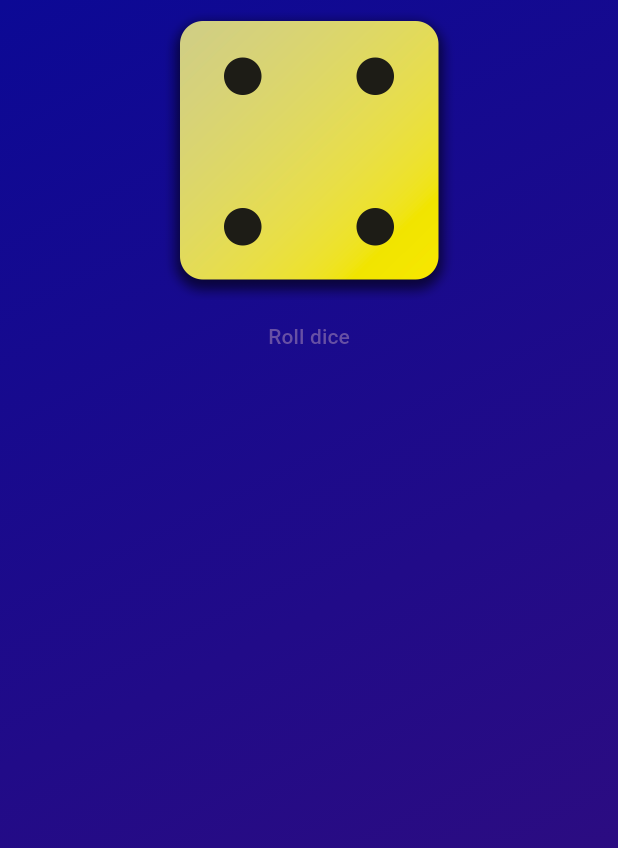
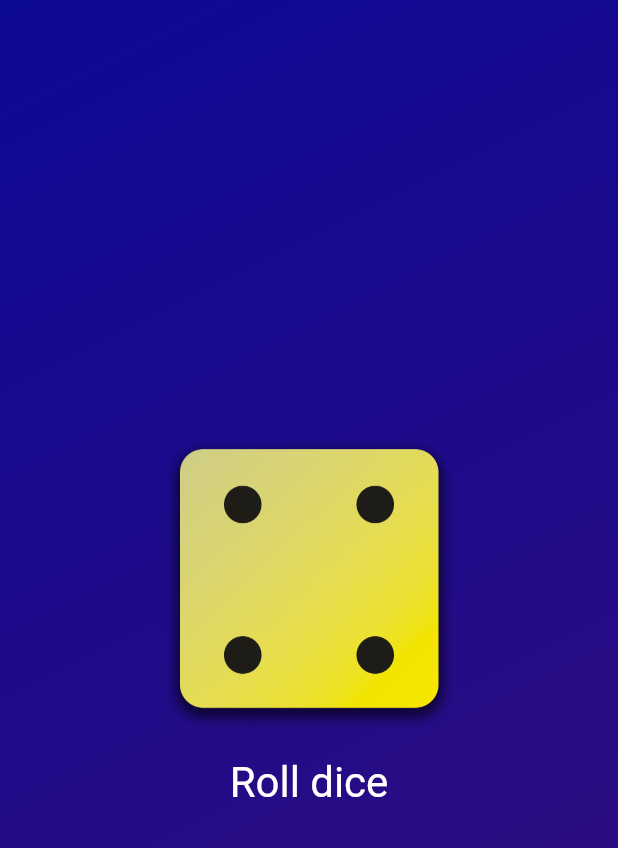
Before and after one commit to Kshitij-Anand7954/Rolling-dice, a Flutter app: the screen it shows after launch, after a tap on "Roll dice", on a phone screen of 412 x 824 dp. Shown: the top 848 px of the screen. Run offline on Flutter 3.47's test engine with Material 3 defaults, Android fonts, the phone set to English and light mode, and no system bars.

```diff
--- /dev/null
+++ b/lib/dice_roller.dart
@@ -0,0 +1,36 @@
+import 'package:flutter/material.dart';
+
+class DiceRoller extends StatefulWidget{
+  const DiceRoller({super.key});
+  @override
+   State<DiceRoller> createState(){
+    return _DiceRollerState();
+
+  }
+
+}
+class _DiceRollerState extends State<DiceRoller>{
+  var activeDiceImage='assets/images/dice-2.png';
+
+  void Rolldice(){
+    setState(() {
+       activeDiceImage='assets/images/dice-4.png';
+    });
+
+  }
+  @override
+  Widget build(context){
+    return Column(mainAxisSize: MainAxisSize.min,
+              children: [Image.asset( activeDiceImage,
+            width: 200,
+            ),
+            TextButton(onPressed: Rolldice,
+            style: TextButton.styleFrom(foregroundColor: Colors.white,
+            padding:const EdgeInsets.only(top: 20),
+            textStyle: const TextStyle(fontSize: 28),),
+            child: const Text('Roll dice'),)
+            ],
+            );
+
+  }
+}
--- a/lib/gradient_container.dart
+++ b/lib/gradient_container.dart
@@ -1,16 +1,16 @@
 
+import 'package:first_app/dice_roller.dart';
 import 'package:flutter/material.dart';
+
 
 var startAlignment=Alignment.topLeft;
 var endAlignment=Alignment.bottomRight;
 
 class GradientContainer extends StatelessWidget{
-  const GradientContainer(this.color1,this.color2 , {super.key});
+ const GradientContainer(this.color1,this.color2 , {super.key});
   final Color color1;
   final Color color2;
-  void Rolldice(){
 
-  }
  @override
  Widget build(context){
   return Container(
@@ -21,13 +21,8 @@ class GradientContainer extends StatelessWidget{
               end: endAlignment,
             ),
           ),
-          child:  Center(
-            child: Column(children: [Image.asset('assets/images/dice-4.png',
-            width: 200,
-            ),
-            TextButton(onPressed: Rolldice, child: const Text('Roll dice'),)
-            ],
-            )
+          child:  const Center(
+            child: DiceRoller(),
           ),
         );
 
--- a/lib/main.dart
+++ b/lib/main.dart
@@ -3,10 +3,11 @@ import 'package:first_app/gradient_container.dart';
 
 void main() {
   runApp(
-    MaterialApp(
+    const MaterialApp(
       home: Scaffold(
         body: GradientContainer(
-            Color.fromARGB(255, 12, 9, 149), Color.fromARGB(255, 54, 13, 123)),
+            Color.fromARGB(255, 12, 9, 149),
+             Color.fromARGB(255, 54, 13, 123)),
       ),
     ),
   );
```
